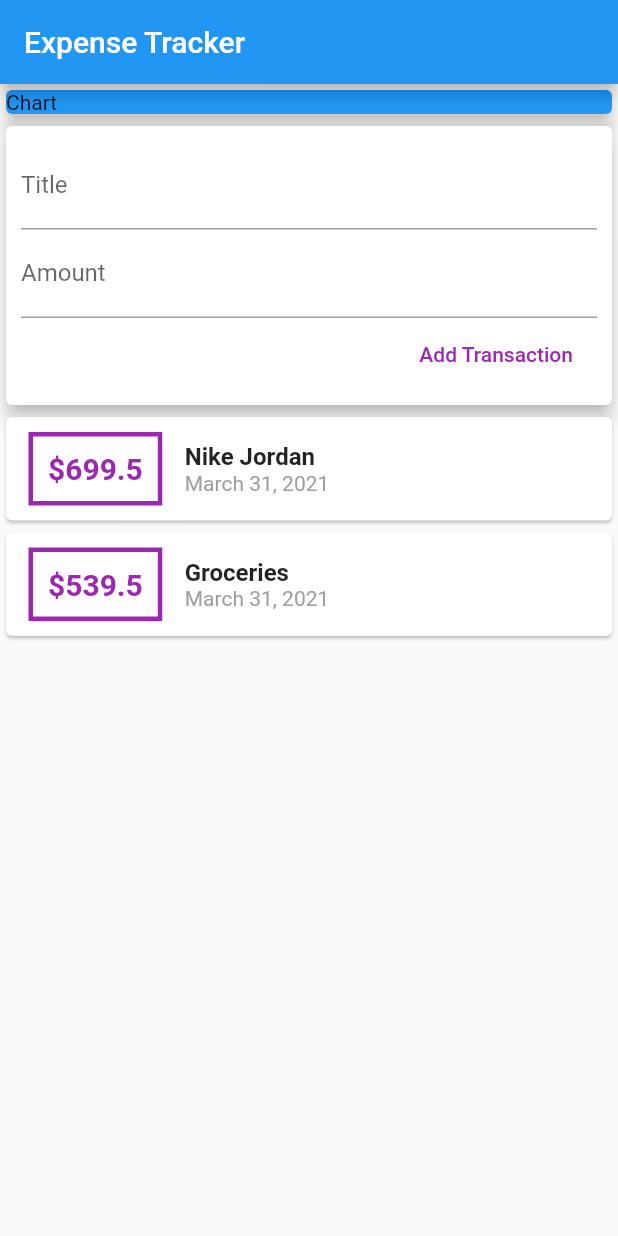
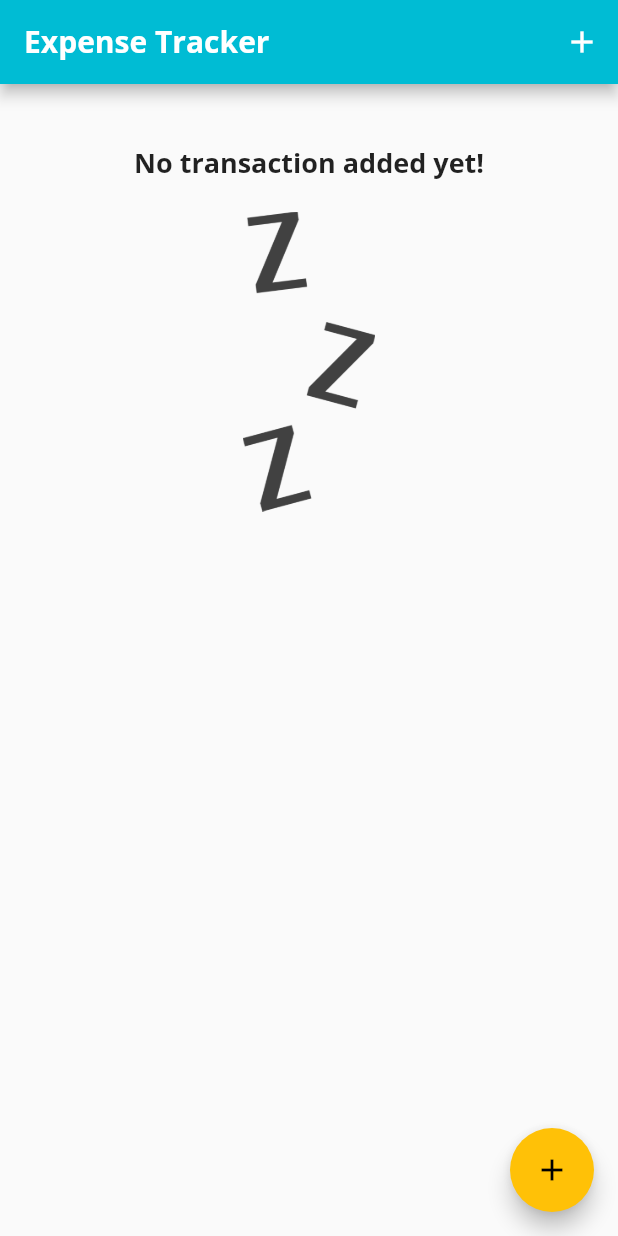
Before and after one commit to MiskaturRahman/expense_tracker_app, a Flutter app: the screen it shows after launch, on a phone screen of 412 x 824 dp. Run offline on Flutter 3.47's test engine with Material 2 defaults, Android fonts, the phone set to English and light mode, and no system bars.

Commit message:
completed recent transaction view

```diff
--- a/lib/main.dart
+++ b/lib/main.dart
@@ -9,11 +9,28 @@ class MyApp extends StatelessWidget {
   @override
   Widget build(BuildContext context) {
     return MaterialApp(
-      title: 'Flutter Demo',
+      title: 'Expense Tracker',
       theme: ThemeData(
-        primarySwatch: Colors.blue,
+        primarySwatch: Colors.cyan,
+        accentColor: Colors.amber,
+        fontFamily: 'Quicksand',
+        textTheme: ThemeData.light().textTheme.copyWith(
+            title: TextStyle(
+                fontFamily: 'OpenSans',
+                fontWeight: FontWeight.bold,
+                fontSize: 18)),
+        appBarTheme: AppBarTheme(
+          textTheme: ThemeData.light().textTheme.copyWith(
+                  // ignore: deprecated_member_use
+                  title: TextStyle(
+                fontFamily: 'OpenSans',
+                fontSize: 20,
+                fontWeight: FontWeight.bold,
+              )),
+        ),
       ),
       home: MyHomePage(),
+      debugShowCheckedModeBanner: false,
     );
   }
 }
--- a/lib/myHomePage.dart
+++ b/lib/myHomePage.dart
@@ -1,32 +1,94 @@
-import './widgets/user_transaction.dart';
+import 'package:expense_tracker_app/widgets/chart.dart';
 import 'package:flutter/material.dart';
+import 'models/transaction.dart';
+import 'widgets/new_transaction.dart';
+import 'widgets/transaction_list.dart';
 
-class MyHomePage extends StatelessWidget {
+class MyHomePage extends StatefulWidget {
   // String titleInput;
   // String amountInput;
-  final titleController = TextEditingController();
-  final amountController = TextEditingController();
+  @override
+  _MyHomePageState createState() => _MyHomePageState();
+}
+
+class _MyHomePageState extends State<MyHomePage> {
+  final List<Transaction> _userTransaction = [
+    // Transaction(
+    //   id: 't1',
+    //   title: 'Nike Jordan',
+    //   amount: 699.50,
+    //   date: DateTime.now(),
+    // ),
+    // Transaction(
+    //   id: 't2',
+    //   title: 'Groceries',
+    //   amount: 539.50,
+    //   date: DateTime.now(),
+    // ),
+  ];
+
+  List<Transaction> get _recentTransactions {
+    return _userTransaction.where((transaction) {
+      return transaction.date.isAfter(
+        DateTime.now().subtract(
+          Duration(days: 7),
+        ),
+      );
+    }).toList();
+  }
+
+  // ignore: unused_element
+  void _addTransaction(String newTitle, double newAmount) {
+    final newTransaction = Transaction(
+      title: newTitle,
+      amount: newAmount,
+      date: DateTime.now(),
+      id: DateTime.now().toString(),
+    );
+
+    setState(() {
+      _userTransaction.add(newTransaction);
+    });
+  }
+
+  void _startAddNewTransaction(BuildContext ctx) {
+    showModalBottomSheet(
+      context: ctx,
+      builder: (_) {
+        return GestureDetector(
+          onTap: () {},
+          child: NewTransaction(_addTransaction),
+          behavior: HitTestBehavior.opaque,
+        );
+      },
+    );
+  }
 
   @override
   Widget build(BuildContext context) {
     return Scaffold(
       appBar: AppBar(
         title: Text("Expense Tracker"),
+        actions: <Widget>[
+          IconButton(
+              icon: Icon(Icons.add),
+              color: Colors.white,
+              onPressed: () => _startAddNewTransaction(context))
+        ],
       ),
-      body: Column(
-        // mainAxisAlignment: MainAxisAlignment.start,
-        crossAxisAlignment: CrossAxisAlignment.stretch,
-        children: <Widget>[
-          Container(
-            width: double.infinity,
-            child: Card(
-              color: Colors.blue,
-              child: Text("Chart"),
-              elevation: 5,
-            ),
-          ),
-          UserTransaction(),
-        ],
+      body: SingleChildScrollView(
+        child: Column(
+          // mainAxisAlignment: MainAxisAlignment.start,
+          crossAxisAlignment: CrossAxisAlignment.stretch,
+          children: <Widget>[
+            Chart(_recentTransactions),
+            TransactionList(_userTransaction),
+          ],
+        ),
+      ),
+      floatingActionButton: FloatingActionButton(
+        child: Icon(Icons.add),
+        onPressed: () => _startAddNewTransaction(context),
       ),
     );
   }
--- /dev/null
+++ b/lib/widgets/chart.dart
@@ -0,0 +1,37 @@
+import '../models/transaction.dart';
+import 'package:flutter/material.dart';
+import 'package:intl/intl.dart';
+
+class Chart extends StatelessWidget {
+  final List<Transaction> recentTransactions;
+  Chart(this.recentTransactions);
+
+  List<Map<String, Object>> get groupedTransactionValues {
+    return List.generate(7, (index) {
+      final weekDay = DateTime.now().subtract(Duration(days: index));
+
+      var totalSum = 0.0;
+      for (var i = 0; i < recentTransactions.length; i++) {
+        if (recentTransactions[i].date.day == weekDay.day &&
+            recentTransactions[i].date.month == weekDay.month &&
+            recentTransactions[i].date.year == weekDay.year) {
+          totalSum += recentTransactions[i].amount;
+        }
+      }
+      print(DateFormat.E().format(weekDay));
+      print(totalSum);
+
+      return {'Day': DateFormat.E().format(weekDay), 'Amount': totalSum};
+    });
+  }
+
+  @override
+  Widget build(BuildContext context) {
+    print(groupedTransactionValues);
+    return Card(
+      elevation: 5,
+      margin: EdgeInsets.all(20),
+      child: Row(children: <Widget>[]),
+    );
+  }
+}
--- a/lib/widgets/transaction_list.dart
+++ b/lib/widgets/transaction_list.dart
@@ -9,9 +9,29 @@ class TransactionList extends StatelessWidget {
 
   @override
   Widget build(BuildContext context) {
-    return Column(
-      children: transactions.map(
-        (e) {
+    return Container(
+      height: 300,
+      child: transactions.isEmpty
+          ? Column(
+              children: <Widget>[
+                Text(
+                  'No transaction added yet!',
+                  style: Theme.of(context).textTheme.title,
+                ),
+                SizedBox(
+                  height: 20,
+                ),
+                Container(
+                  height: 200,
+                  child: Image.asset(
+                    'images/waiting.png',
+                    fit: BoxFit.cover,
+                  ),
+                ),
+              ],
+            )
+          : ListView.builder(
+              itemBuilder: (ctx, index) {
                 return Card(
                   child: Row(
                     children: <Widget>[
@@ -23,36 +43,39 @@ class TransactionList extends StatelessWidget {
                         ),
                         decoration: BoxDecoration(
                           border: Border.all(
-                      color: Colors.purple,
                             width: 3,
+                            color: Theme.of(context).primaryColor,
                           ),
                         ),
                         child: Text(
-                    '\$${e.amount}',
+                          '\$${transactions[index].amount.toStringAsFixed(2)}',
                           style: TextStyle(
                             fontWeight: FontWeight.bold,
                             fontSize: 20,
-                      color: Colors.purple,
+                            color: Theme.of(context).primaryColor,
                           ),
                         ),
                       ),
                       Column(
                         crossAxisAlignment: CrossAxisAlignment.start,
                         children: <Widget>[
-                    Text(e.title,
-                        style: TextStyle(
-                            fontSize: 16, fontWeight: FontWeight.bold)),
                           Text(
-                      DateFormat.yMMMMd().format(e.date),
+                            transactions[index].title,
+                            style: Theme.of(context).textTheme.title,
+                          ),
+                          Text(
+                            DateFormat.yMMMMd()
+                                .format(transactions[index].date),
                             style: TextStyle(color: Colors.grey),
                           ),
                         ],
-                )
+                      ),
                     ],
                   ),
                 );
               },
-      ).toList(),
+              itemCount: transactions.length,
+            ),
     );
   }
 }
--- a/lib/widgets/user_transaction.dart
+++ /dev/null
@@ -1,50 +0,0 @@
-import '../models/transaction.dart';
-import 'package:flutter/material.dart';
-import '../widgets/new_transaction.dart';
-import '../widgets/transaction_list.dart';
-
-class UserTransaction extends StatefulWidget {
-  UserTransaction({Key key}) : super(key: key);
-
-  @override
-  _UserTransactionState createState() => _UserTransactionState();
-}
-
-class _UserTransactionState extends State<UserTransaction> {
-  final List<Transaction> _userTransaction = [
-    Transaction(
-      id: 't1',
-      title: 'Nike Jordan',
-      amount: 699.50,
-      date: DateTime.now(),
-    ),
-    Transaction(
-      id: 't2',
-      title: 'Groceries',
-      amount: 539.50,
-      date: DateTime.now(),
-    ),
-  ];
-
-  // ignore: unused_element
-  void _addTransaction(String newTitle, double newAmount) {
-    final newTransaction = Transaction(
-      title: newTitle,
-      amount: newAmount,
-      date: DateTime.now(),
-      id: DateTime.now().toString(),
-    );
-
-    setState(() {
-      _userTransaction.add(newTransaction);
-    });
-  }
-
-  @override
-  Widget build(BuildContext context) {
-    return Column(children: <Widget>[
-      NewTransaction(_addTransaction),
-      TransactionList(_userTransaction)
-    ]);
-  }
-}
```
Also changed, not shown: lib/widgets/new_transaction.dart (+29 -8 lines), pubspec.yaml (+14 -13 lines), assets/fonts/OpenSans-Bold.ttf (added), assets/fonts/OpenSans-Regular.ttf (added), assets/fonts/Quicksand-Bold.ttf (added), assets/fonts/Quicksand-Light.ttf (added), assets/fonts/Quicksand-Medium.ttf (added), assets/fonts/Quicksand-Regular.ttf (added), images/waiting.png (added). Lines whose indentation alone changed are shown as unchanged.
